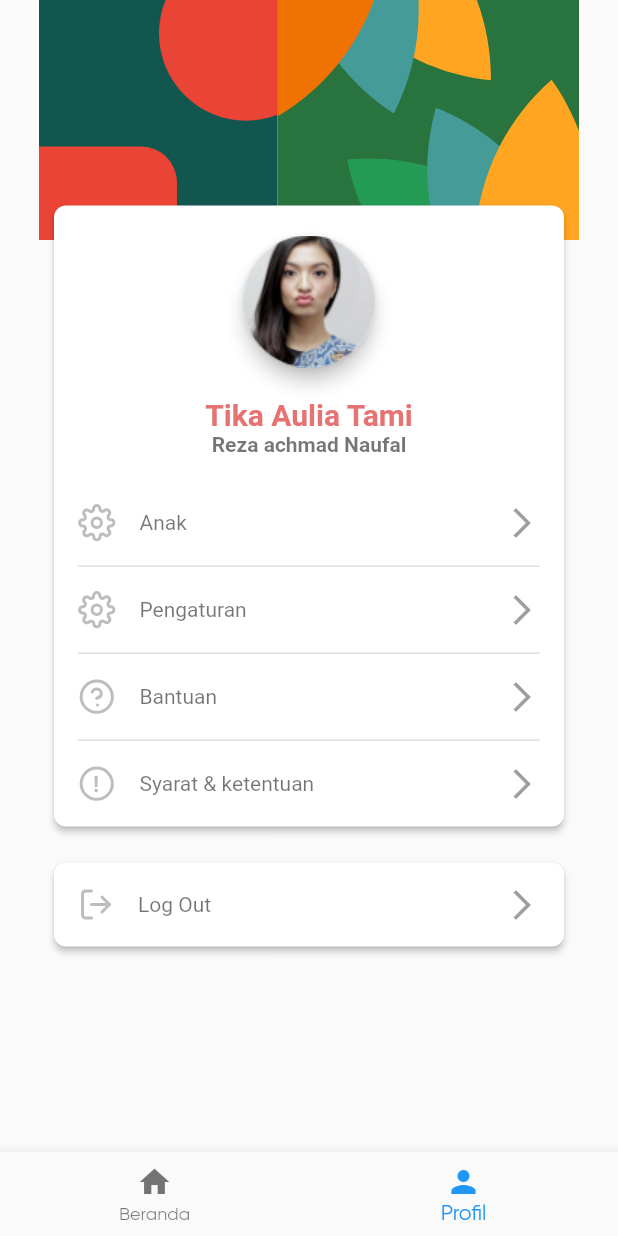
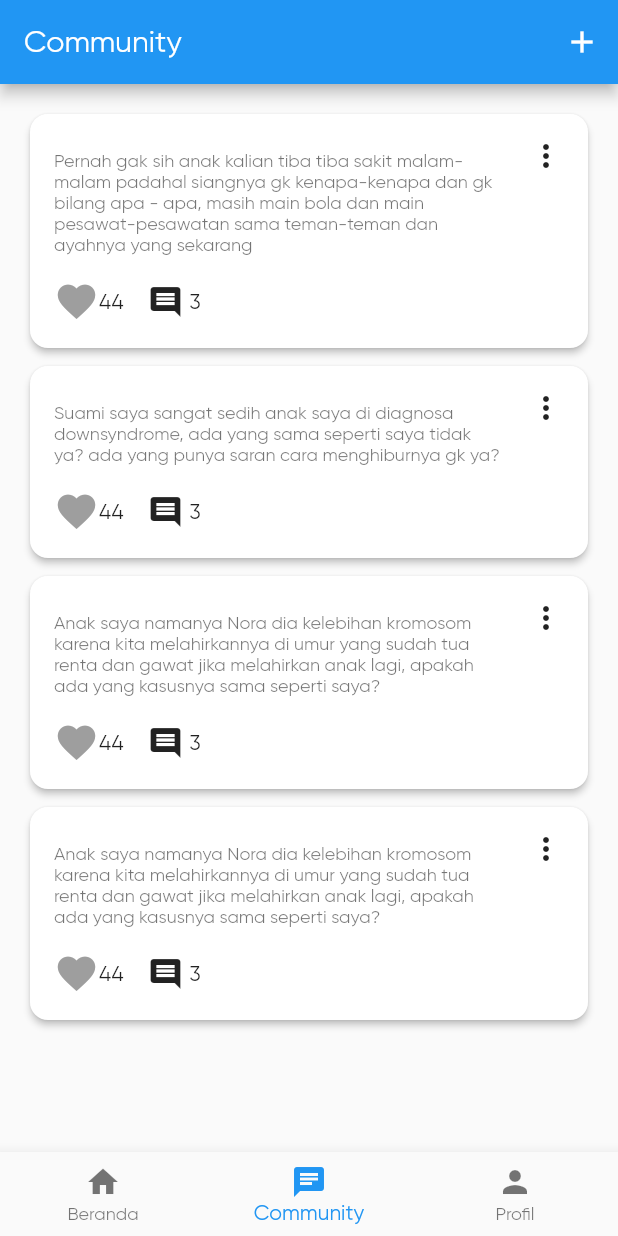
Before and after one commit to RezaAchmadN/Dyno-Course, a Flutter app: the DashboardView widget shown alone on an empty page, opened directly, item 2 of the bottom bar chosen, on a phone screen of 412 x 824 dp. Run offline on Flutter 3.47's test engine with Material 2 defaults, Android fonts, the phone set to English and light mode, and no system bars; drawn by our look-alikes of like_button; our stand-ins replace carousel_slider, datetime_picker_formfield, flutter_svg, google_fonts, page_transition, step_progress_indicator; missing offline and left inert: gender_selection.

Commit message:
add comunity

```diff
--- /dev/null
+++ b/lib/community_page/view.dart
@@ -0,0 +1,97 @@
+import 'package:flutter/material.dart';
+import 'package:like_button/like_button.dart';
+
+class CommunityPage extends StatefulWidget {
+  @override
+  _CommunityPageState createState() => _CommunityPageState();
+}
+
+class _CommunityPageState extends State<CommunityPage> {
+  @override
+  Widget build(BuildContext context) {
+    return Scaffold(
+      appBar: AppBar(
+        title: Text("Community"),
+        actions: [
+          IconButton(
+              icon: Icon(
+                Icons.add,
+                color: Colors.white,
+              ),
+              onPressed: null)
+        ],
+      ),
+      body: SingleChildScrollView(
+        child: Container(
+          padding: EdgeInsets.only(left: 16, right: 16),
+          child: Column(
+            children: [
+              SizedBox(height: 16),
+              _buildCard(
+                  "Pernah gak sih anak kalian tiba tiba sakit malam-malam padahal siangnya gk kenapa-kenapa dan gk bilang apa - apa, masih main bola dan main pesawat-pesawatan sama teman-teman dan ayahnya yang sekarang"),
+              SizedBox(height: 4),
+              _buildCard(
+                  "Suami saya sangat sedih anak saya di diagnosa downsyndrome, ada yang sama seperti saya tidak ya? ada yang punya saran cara menghiburnya gk ya?"),
+              SizedBox(height: 4),
+              _buildCard(
+                  "Anak saya namanya Nora dia kelebihan kromosom karena kita melahirkannya di umur yang sudah tua renta dan gawat jika melahirkan anak lagi, apakah ada yang kasusnya sama seperti saya?"),
+              SizedBox(height: 4),
+              _buildCard(
+                  "Anak saya namanya Nora dia kelebihan kromosom karena kita melahirkannya di umur yang sudah tua renta dan gawat jika melahirkan anak lagi, apakah ada yang kasusnya sama seperti saya?"),
+            ],
+          ),
+        ),
+      ),
+    );
+  }
+
+  Widget _buildCard(String description) {
+    return Container(
+      child: Card(
+        shape: RoundedRectangleBorder(borderRadius: BorderRadius.circular(12)),
+        elevation: 2,
+        child: Container(
+          padding: EdgeInsets.all(16),
+          decoration: BoxDecoration(borderRadius: BorderRadius.circular(8)),
+          child: Row(
+            mainAxisAlignment: MainAxisAlignment.start,
+            crossAxisAlignment: CrossAxisAlignment.start,
+            children: [
+              Expanded(
+                child: Column(
+                  mainAxisAlignment: MainAxisAlignment.start,
+                  crossAxisAlignment: CrossAxisAlignment.start,
+                  children: [
+                    SizedBox(height: 8),
+                    Text(
+                      description,
+                      style: TextStyle(
+                        color: Colors.black54,
+                        fontSize: 12,
+                      ),
+                      overflow: TextOverflow.ellipsis,
+                      maxLines: 7,
+                    ),
+                    SizedBox(height: 16),
+                    Row(
+                      children: [
+                        LikeButton(),
+                        Text("44"),
+                        SizedBox(width: 16),
+                        Icon(Icons.comment),
+                        SizedBox(width: 4),
+                        Text("3"),
+                      ],
+                    )
+                  ],
+                ),
+              ),
+              SizedBox(width: 16),
+              Icon(Icons.more_vert),
+            ],
+          ),
+        ),
+      ),
+    );
+  }
+}
--- a/lib/course_page/controller.dart
+++ b/lib/course_page/controller.dart
@@ -4,10 +4,6 @@ import 'package:gemastik/education_page.dart';
 
 abstract class CourseController extends State<BuildBannerCourse> {
   navigateToEducationPage() {
-    Navigator.pushAndRemoveUntil(
-      context,
-      MaterialPageRoute(builder: (context) => EducationPage()),
-      (Route<dynamic> route) => false,
-    );
+    Navigator.pop(context);
   }
 }
--- a/lib/course_page/membaca.dart
+++ b/lib/course_page/membaca.dart
@@ -51,8 +51,7 @@ class _MembacaPageState extends State<MembacaPage> {
 
   @override
   Widget build(BuildContext context) {
-    return MaterialApp(
-      home: Scaffold(
+    return Scaffold(
       body: SingleChildScrollView(
         child: Column(
           children: [
@@ -74,7 +73,6 @@ class _MembacaPageState extends State<MembacaPage> {
           ],
         ),
       ),
-      ),
     );
   }
 }
--- a/lib/course_page/menghitung.dart
+++ b/lib/course_page/menghitung.dart
@@ -51,8 +51,7 @@ class _MenghitungPageState extends State<MenghitungPage> {
 
   @override
   Widget build(BuildContext context) {
-    return MaterialApp(
-      home: Scaffold(
+    return Scaffold(
       body: SingleChildScrollView(
         child: Column(
           children: [
@@ -75,7 +74,6 @@ class _MenghitungPageState extends State<MenghitungPage> {
           ],
         ),
       ),
-      ),
     );
   }
 }
--- a/lib/course_page/mewarnai.dart
+++ b/lib/course_page/mewarnai.dart
@@ -51,8 +51,7 @@ class _MewarnaiPageState extends State<MewarnaiPage> {
 
   @override
   Widget build(BuildContext context) {
-    return MaterialApp(
-      home: Scaffold(
+    return Scaffold(
       body: SingleChildScrollView(
         child: Column(
           children: [
@@ -75,7 +74,6 @@ class _MewarnaiPageState extends State<MewarnaiPage> {
           ],
         ),
       ),
-      ),
     );
   }
 }
--- a/lib/dashboard_page/view.dart
+++ b/lib/dashboard_page/view.dart
@@ -1,5 +1,6 @@
 import 'package:flutter/material.dart';
 import 'package:flutter_svg/flutter_svg.dart';
+import 'package:gemastik/community_page/view.dart';
 import 'package:gemastik/dashboard_page/controller.dart';
 import 'package:gemastik/profile_page/view.dart';
 import 'package:step_progress_indicator/step_progress_indicator.dart';
@@ -33,7 +34,7 @@ class _DashboardViewState extends DashboardController {
                   ],
                 ),
               )
-            : ProfileView(),
+            : _index == 1 ? CommunityPage() : ProfileView(),
         bottomNavigationBar: BottomNavigationBar(
           onTap: (newIndex) => setState(() {
             _index = newIndex;
@@ -44,6 +45,8 @@ class _DashboardViewState extends DashboardController {
             BottomNavigationBarItem(
                 icon: Icon(Icons.home), title: Text("Beranda")),
             BottomNavigationBarItem(
+                icon: Icon(Icons.chat), title: Text("Community")),
+            BottomNavigationBarItem(
                 icon: Icon(Icons.person), title: Text("Profil")),
           ],
         ),
@@ -52,6 +55,15 @@ class _DashboardViewState extends DashboardController {
   }
 
   Widget _buildBanner() {
+    List<Widget> _listCard = [
+      GestureDetector(
+          onTap: () => navigateToMewarnai(), child: _card("Mewarnai", 2)),
+      GestureDetector(
+          onTap: () => navigateToMenghitung(), child: _card("Menghitung", 4)),
+      GestureDetector(
+          onTap: () => navigateToMembaca(), child: _card("Membaca", 3)),
+    ];
+
     return Container(
       height: 280,
       child: Stack(
@@ -110,7 +122,7 @@ class _DashboardViewState extends DashboardController {
                             builder: (BuildContext context) {
                               return Container(
                                 width: MediaQuery.of(context).size.width,
-                                child: _card(),
+                                child: _listCard[i - 1],
                               );
                             },
                           );
@@ -145,7 +157,7 @@ class _DashboardViewState extends DashboardController {
     );
   }
 
-  Widget _card() {
+  Widget _card(String materi, int level) {
     return Card(
       elevation: 5,
       shape: RoundedRectangleBorder(
@@ -166,7 +178,7 @@ class _DashboardViewState extends DashboardController {
             ),
             SizedBox(height: 4),
             Text(
-              "Mewarnai",
+              materi,
               style: TextStyle(
                   fontSize: 12,
                   color: Colors.red[300],
@@ -178,7 +190,7 @@ class _DashboardViewState extends DashboardController {
               width: 250,
               child: StepProgressIndicator(
                 totalSteps: 5,
-                currentStep: 2,
+                currentStep: level,
                 size: 36,
                 selectedColor: Colors.green[300],
                 unselectedColor: Colors.grey[200],
@@ -190,7 +202,8 @@ class _DashboardViewState extends DashboardController {
                               borderRadius: BorderRadius.only(
                                   topLeft: Radius.circular(10.0),
                                   bottomLeft: Radius.circular(10.0)),
-                              color: index == 2 - 1 ? Colors.red[300] : color,
+                              color:
+                                  index == level - 1 ? Colors.red[300] : color,
                             ),
                             height: 12,
                           )
@@ -200,15 +213,17 @@ class _DashboardViewState extends DashboardController {
                                   borderRadius: BorderRadius.only(
                                       topRight: Radius.circular(10.0),
                                       bottomRight: Radius.circular(10.0)),
-                                  color:
-                                      index == 2 - 1 ? Colors.red[300] : color,
+                                  color: index == level - 1
+                                      ? Colors.red[300]
+                                      : color,
                                 ),
                                 height: 12,
                               )
                             : Container(
                                 decoration: BoxDecoration(
-                                  color:
-                                      index == 2 - 1 ? Colors.red[300] : color,
+                                  color: index == level - 1
+                                      ? Colors.red[300]
+                                      : color,
                                 ),
                                 height: 12,
                               ),
--- a/lib/education_page/controller.dart
+++ b/lib/education_page/controller.dart
@@ -4,6 +4,7 @@ import 'package:gemastik/course_page/menghitung.dart';
 import 'package:gemastik/course_page/mewarnai.dart';
 import 'package:gemastik/dashboard_page.dart';
 import 'package:gemastik/education_page/view.dart';
+import 'package:page_transition/page_transition.dart';
 
 abstract class EducationController extends State<EducationView> {
   navigateToDashboardPage() {
@@ -17,7 +18,8 @@ abstract class EducationController extends State<EducationView> {
   navigateToMewarnai() {
     Navigator.push(
       context,
-      MaterialPageRoute(builder: (context) => MewarnaiPage()),
+      PageTransition(
+          type: PageTransitionType.rightToLeftWithFade, child: MewarnaiPage()),
     );
   }
 
--- a/lib/login_page/controller.dart
+++ b/lib/login_page/controller.dart
@@ -2,6 +2,7 @@ import 'package:flutter/material.dart';
 import 'package:gemastik/daftar_page/view1.dart';
 import 'package:gemastik/dashboard_page.dart';
 import 'package:gemastik/login_page/view.dart';
+import 'package:page_transition/page_transition.dart';
 
 abstract class LoginController extends State<LoginView> {
   navigateToDashboardPage() {
@@ -15,7 +16,8 @@ abstract class LoginController extends State<LoginView> {
   navigateToDaftar() {
     Navigator.push(
       context,
-      MaterialPageRoute(builder: (context) => DaftarView1()),
+      PageTransition(
+          type: PageTransitionType.rightToLeftWithFade, child: DaftarView1()),
     );
   }
 }
--- a/pubspec.yaml
+++ b/pubspec.yaml
@@ -34,13 +34,12 @@ dependencies:
   datetime_picker_formfield: ^1.0.0
   intl: ^0.16.1
   gender_selection: "^0.0.8"
+  page_transition: ^1.1.6
+  like_button: ^1.0.1
 
 dev_dependencies:
   flutter_test:
     sdk: flutter
-  json_model:
-  build_runner: ^1.0.0
-  json_serializable: ^2.0.0
 
 # For information on the generic Dart part of this file, see the
 # following page: https://dart.dev/tools/pub/pubspec
```
Also changed, not shown: lib/dashboard_page/controller.dart (+42 -12 lines), pubspec.lock, 3 other files. Lines whose indentation alone changed are shown as unchanged.
